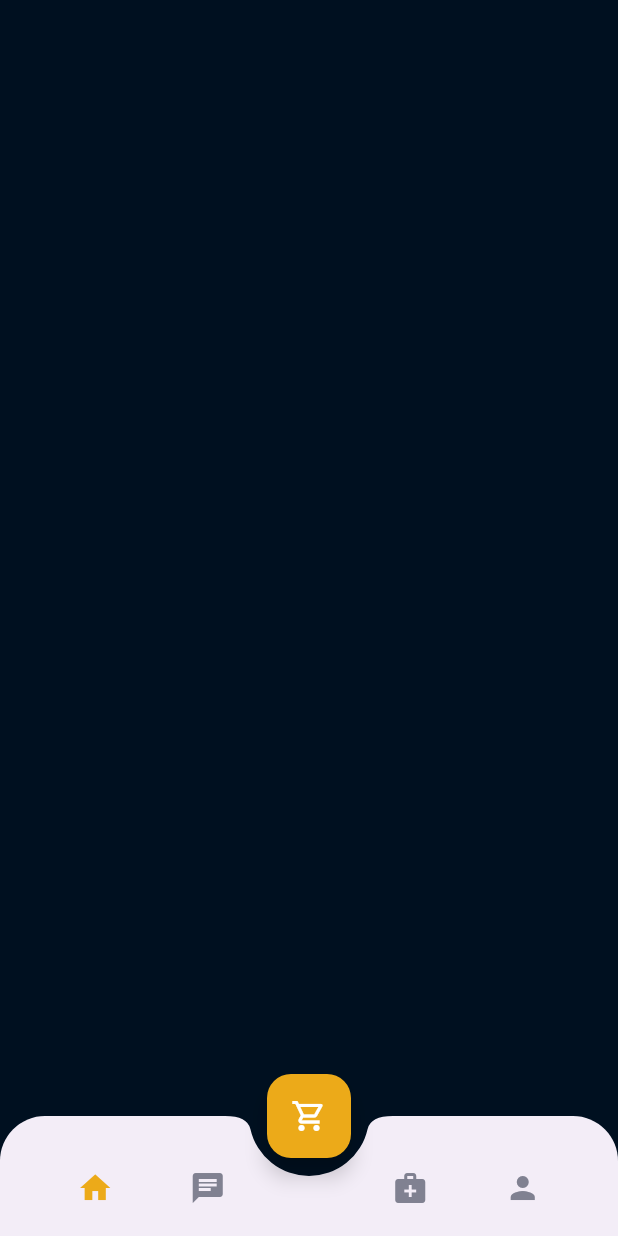
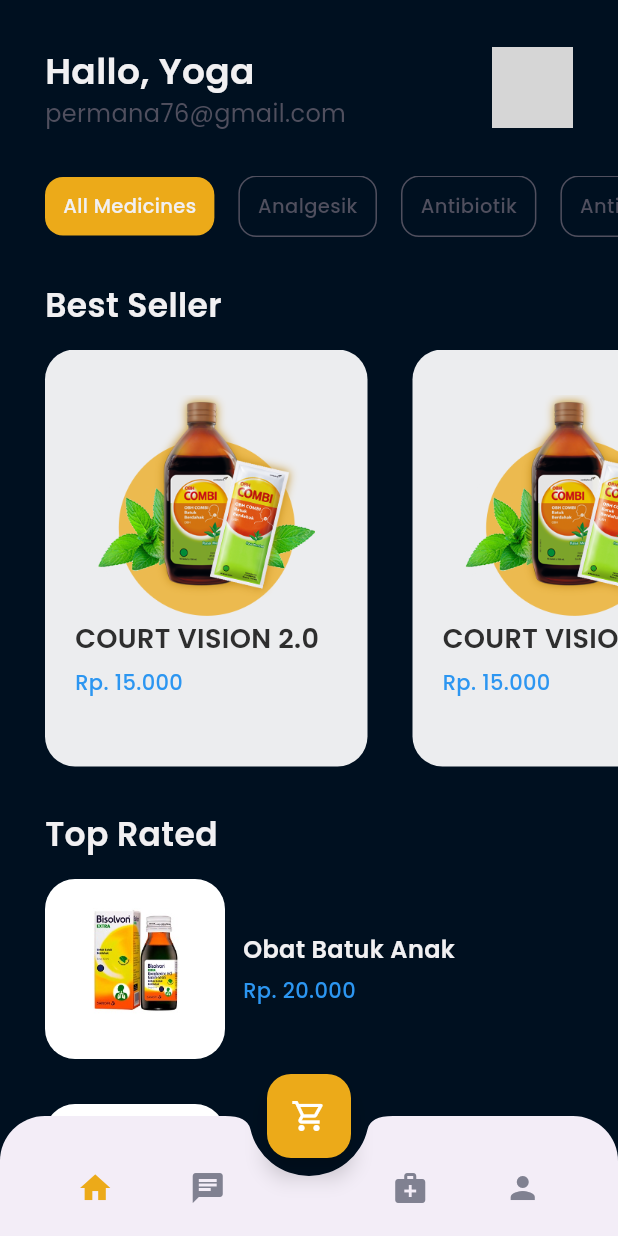
Before and after one commit to yogapermana76/medicalapp, a Flutter app: the MainPage screen opened by its route, on a phone screen of 412 x 824 dp. Run offline on Flutter 3.47's test engine with Material 3 defaults, Android fonts, the phone set to English and light mode, and no system bars; our stand-ins replace google_fonts; grey boxes are pictures that could not be loaded.

Commit message:
feat: home page

```diff
--- /dev/null
+++ b/lib/pages/home/home_page.dart
@@ -0,0 +1,244 @@
+import 'package:flutter/material.dart';
+import 'package:medicalapp/theme.dart';
+import 'package:medicalapp/widgets/product_card.dart';
+import 'package:medicalapp/widgets/product_tile.dart';
+
+class HomePage extends StatelessWidget {
+  const HomePage({super.key});
+
+  @override
+  Widget build(BuildContext context) {
+    Widget header() {
+      return Container(
+        margin: EdgeInsets.only(
+          top: defaultMargin,
+          left: defaultMargin,
+          right: defaultMargin,
+        ),
+        child: Row(
+          children: [
+            Expanded(
+              child: Column(
+                crossAxisAlignment: CrossAxisAlignment.start,
+                children: [
+                  Text(
+                    'Hallo, Yoga',
+                    style: primaryTextStyle.copyWith(
+                      fontSize: 24,
+                      fontWeight: semiBold,
+                    ),
+                    maxLines: 2,
+                    overflow: TextOverflow.ellipsis,
+                  ),
+                  Text(
+                    'permana76@gmail.com',
+                    style: subtitleTextStyle.copyWith(fontSize: 16),
+                  ),
+                ],
+              ),
+            ),
+            const SizedBox(width: 12),
+            Container(
+              width: 54,
+              height: 54,
+              decoration: const BoxDecoration(
+                shape: BoxShape.circle,
+                image: DecorationImage(
+                  image: AssetImage('assets/images/image_profile.png'),
+                ),
+              ),
+            ),
+          ],
+        ),
+      );
+    }
+
+    Widget categories() {
+      return Container(
+        margin: EdgeInsets.only(top: defaultMargin),
+        child: SingleChildScrollView(
+          scrollDirection: Axis.horizontal,
+          child: Row(
+            children: [
+              SizedBox(width: defaultMargin),
+              Container(
+                margin: const EdgeInsets.only(right: 16),
+                padding: const EdgeInsets.symmetric(
+                  horizontal: 12,
+                  vertical: 10,
+                ),
+                decoration: BoxDecoration(
+                  borderRadius: BorderRadius.circular(12),
+                  color: primaryColor,
+                ),
+                child: Text(
+                  'All Medicines',
+                  style: primaryTextStyle.copyWith(
+                    fontSize: 13,
+                    fontWeight: medium,
+                  ),
+                ),
+              ),
+              Container(
+                margin: const EdgeInsets.only(right: 16),
+                padding: const EdgeInsets.symmetric(
+                  horizontal: 12,
+                  vertical: 10,
+                ),
+                decoration: BoxDecoration(
+                  borderRadius: BorderRadius.circular(12),
+                  border: Border.all(color: subtitleColor),
+                  color: transparentColor,
+                ),
+                child: Text(
+                  'Analgesik',
+                  style: subtitleTextStyle.copyWith(
+                    fontSize: 13,
+                    fontWeight: medium,
+                  ),
+                ),
+              ),
+              Container(
+                margin: const EdgeInsets.only(right: 16),
+                padding: const EdgeInsets.symmetric(
+                  horizontal: 12,
+                  vertical: 10,
+                ),
+                decoration: BoxDecoration(
+                  borderRadius: BorderRadius.circular(12),
+                  border: Border.all(color: subtitleColor),
+                  color: transparentColor,
+                ),
+                child: Text(
+                  'Antibiotik',
+                  style: subtitleTextStyle.copyWith(
+                    fontSize: 13,
+                    fontWeight: medium,
+                  ),
+                ),
+              ),
+              Container(
+                margin: const EdgeInsets.only(right: 16),
+                padding: const EdgeInsets.symmetric(
+                  horizontal: 12,
+                  vertical: 10,
+                ),
+                decoration: BoxDecoration(
+                  borderRadius: BorderRadius.circular(12),
+                  border: Border.all(color: subtitleColor),
+                  color: transparentColor,
+                ),
+                child: Text(
+                  'Antiviral',
+                  style: subtitleTextStyle.copyWith(
+                    fontSize: 13,
+                    fontWeight: medium,
+                  ),
+                ),
+              ),
+              Container(
+                margin: const EdgeInsets.only(right: 16),
+                padding: const EdgeInsets.symmetric(
+                  horizontal: 12,
+                  vertical: 10,
+                ),
+                decoration: BoxDecoration(
+                  borderRadius: BorderRadius.circular(12),
+                  border: Border.all(color: subtitleColor),
+                  color: transparentColor,
+                ),
+                child: Text(
+                  'Antifungal',
+                  style: subtitleTextStyle.copyWith(
+                    fontSize: 13,
+                    fontWeight: medium,
+                  ),
+                ),
+              ),
+            ],
+          ),
+        ),
+      );
+    }
+
+    Widget popularProductsTitle() {
+      return Container(
+        margin: EdgeInsets.only(
+          top: defaultMargin,
+          left: defaultMargin,
+          right: defaultMargin,
+        ),
+        child: Text(
+          'Best Seller',
+          style: primaryTextStyle.copyWith(
+            fontSize: 22,
+            fontWeight: semiBold,
+          ),
+        ),
+      );
+    }
+
+    Widget popularProducts() {
+      return Container(
+        margin: const EdgeInsets.only(top: 14),
+        child: SingleChildScrollView(
+          scrollDirection: Axis.horizontal,
+          child: Row(
+            children: [
+              SizedBox(width: defaultMargin),
+              const Row(
+                children: [
+                  ProductCard(),
+                  ProductCard(),
+                  ProductCard(),
+                ],
+              ),
+            ],
+          ),
+        ),
+      );
+    }
+
+    Widget newArrivalsTitle() {
+      return Container(
+        margin: EdgeInsets.only(
+          top: defaultMargin,
+          left: defaultMargin,
+          right: defaultMargin,
+        ),
+        child: Text(
+          'Top Rated',
+          style: primaryTextStyle.copyWith(
+            fontSize: 22,
+            fontWeight: semiBold,
+          ),
+        ),
+      );
+    }
+
+    Widget newArrivals() {
+      return Container(
+        margin: const EdgeInsets.only(top: 14),
+        child: const Column(
+          children: [
+            ProductTile(),
+            ProductTile(),
+            ProductTile(),
+            ProductTile(),
+          ],
+        ),
+      );
+    }
+
+    return ListView(
+      children: [
+        header(),
+        categories(),
+        popularProductsTitle(),
+        popularProducts(),
+        newArrivalsTitle(),
+        newArrivals(),
+      ],
+    );
+  }
+}
--- a/lib/pages/main_page.dart
+++ b/lib/pages/main_page.dart
@@ -1,5 +1,6 @@
 import 'package:flutter/material.dart';
 import 'package:medicalapp/theme.dart';
+import 'package:medicalapp/pages/home/home_page.dart';
 
 class MainPage extends StatefulWidget {
   const MainPage({super.key});
@@ -106,7 +107,7 @@ class _MainPageState extends State<MainPage> {
     Widget body() {
       switch (currentIndex) {
         case 0:
-          return Container();
+          return const HomePage();
         case 1:
           return Container();
         case 2:
```
